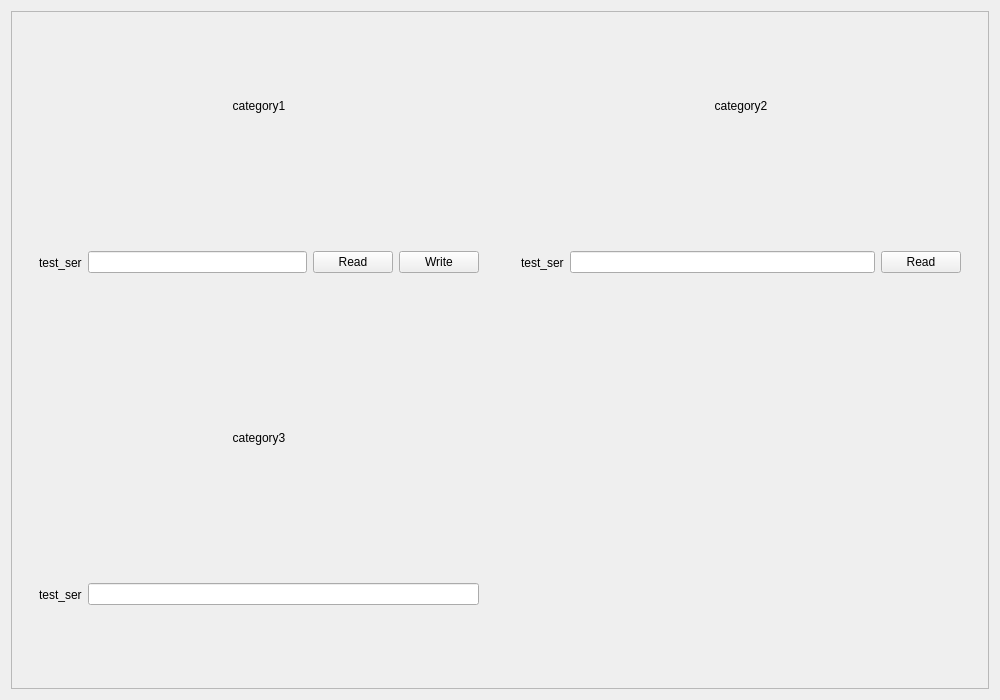
First picture: the form in GUI/ui_files/instrument_control_uis/test_model_ui.ui, repository YeonungK/YonKu, before the edit.
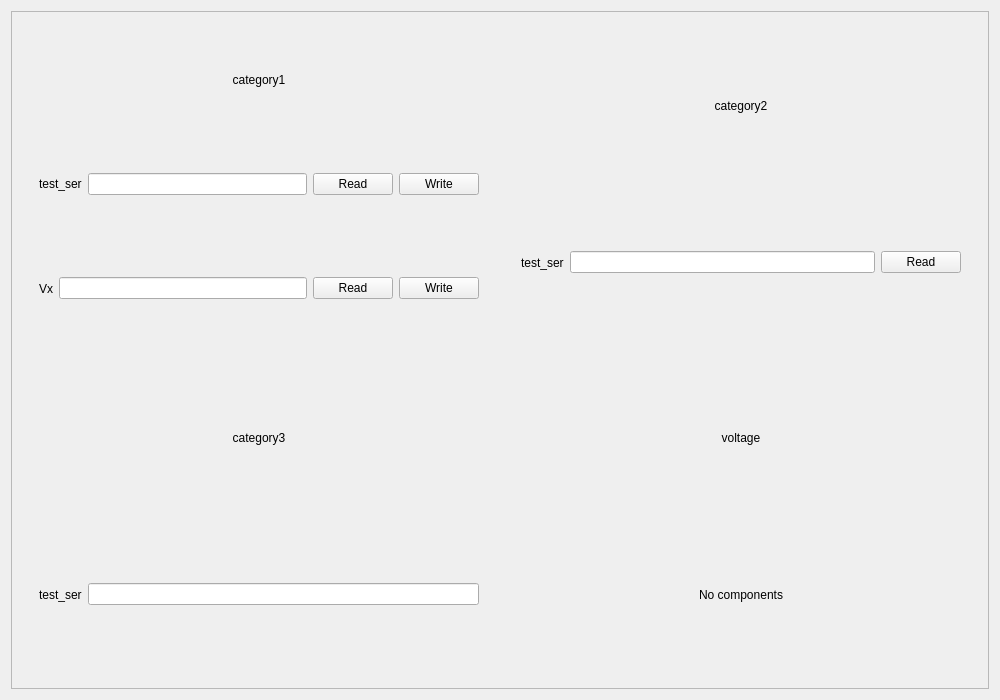
Second picture: the form after the edit.

The edit to the form file:
```diff
--- a/GUI/ui_files/instrument_control_uis/test_model_ui.ui
+++ b/GUI/ui_files/instrument_control_uis/test_model_ui.ui
@@ -76,6 +76,40 @@
             </layout>
            </widget>
           </item>
+          <item>
+           <widget class="QWidget" name="category1_Vx_rowWidget">
+            <layout class="QHBoxLayout" name="category1_Vx_rowLayout">
+             <item>
+              <widget class="QLabel" name="category1_Vx_label">
+               <property name="text">
+                <string>Vx</string>
+               </property>
+              </widget>
+             </item>
+             <item>
+              <widget class="QLineEdit" name="category1_Vx_lineEdit">
+               <property name="readOnly">
+                <bool>false</bool>
+               </property>
+              </widget>
+             </item>
+             <item>
+              <widget class="QPushButton" name="category1_Vx_readButton">
+               <property name="text">
+                <string>Read</string>
+               </property>
+              </widget>
+             </item>
+             <item>
+              <widget class="QPushButton" name="category1_Vx_writeButton">
+               <property name="text">
+                <string>Write</string>
+               </property>
+              </widget>
+             </item>
+            </layout>
+           </widget>
+          </item>
          </layout>
         </widget>
        </item>
@@ -158,6 +192,32 @@
          </layout>
         </widget>
        </item>
+       <item row="1" column="1">
+        <widget class="QWidget" name="voltage_container">
+         <layout class="QVBoxLayout" name="voltage_layout">
+          <item>
+           <widget class="QLabel" name="voltage_label">
+            <property name="text">
+             <string>voltage</string>
+            </property>
+            <property name="alignment">
+             <set>Qt::AlignCenter</set>
+            </property>
+           </widget>
+          </item>
+          <item>
+           <widget class="QLabel" name="voltage_emptyLabel">
+            <property name="text">
+             <string>No components</string>
+            </property>
+            <property name="alignment">
+             <set>Qt::AlignCenter</set>
+            </property>
+           </widget>
+          </item>
+         </layout>
+        </widget>
+       </item>
       </layout>
      </widget>
     </widget>
```
